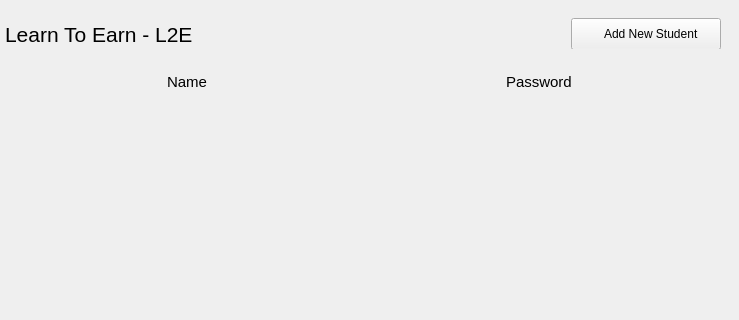
Before: the Qt Designer form main.ui in mindxDoc/ClassRanking, drawn with Qt 5; both pictures show x 161 to 900 and y 0 to 320 of the 900 by 606 pixel window.
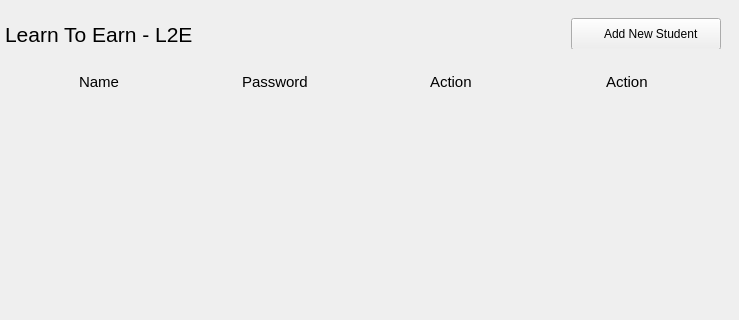
After: the same form once the commit is applied. Icons and pictures are not drawn.

Commit message: add edit and delete action, edit form included form validation and fix UI

The edit to the form file:
```diff
--- a/main.ui
+++ b/main.ui
@@ -397,6 +397,30 @@
                  </property>
                 </widget>
                </item>
+               <item alignment="Qt::AlignHCenter">
+                <widget class="QLabel" name="editBtn">
+                 <property name="font">
+                  <font>
+                   <pointsize>11</pointsize>
+                  </font>
+                 </property>
+                 <property name="text">
+                  <string>Action</string>
+                 </property>
+                </widget>
+               </item>
+               <item alignment="Qt::AlignHCenter">
+                <widget class="QLabel" name="deleteBtn">
+                 <property name="font">
+                  <font>
+                   <pointsize>11</pointsize>
+                  </font>
+                 </property>
+                 <property name="text">
+                  <string>Action</string>
+                 </property>
+                </widget>
+               </item>
               </layout>
              </widget>
             </item>
```
The commit also changes 7 other files.
